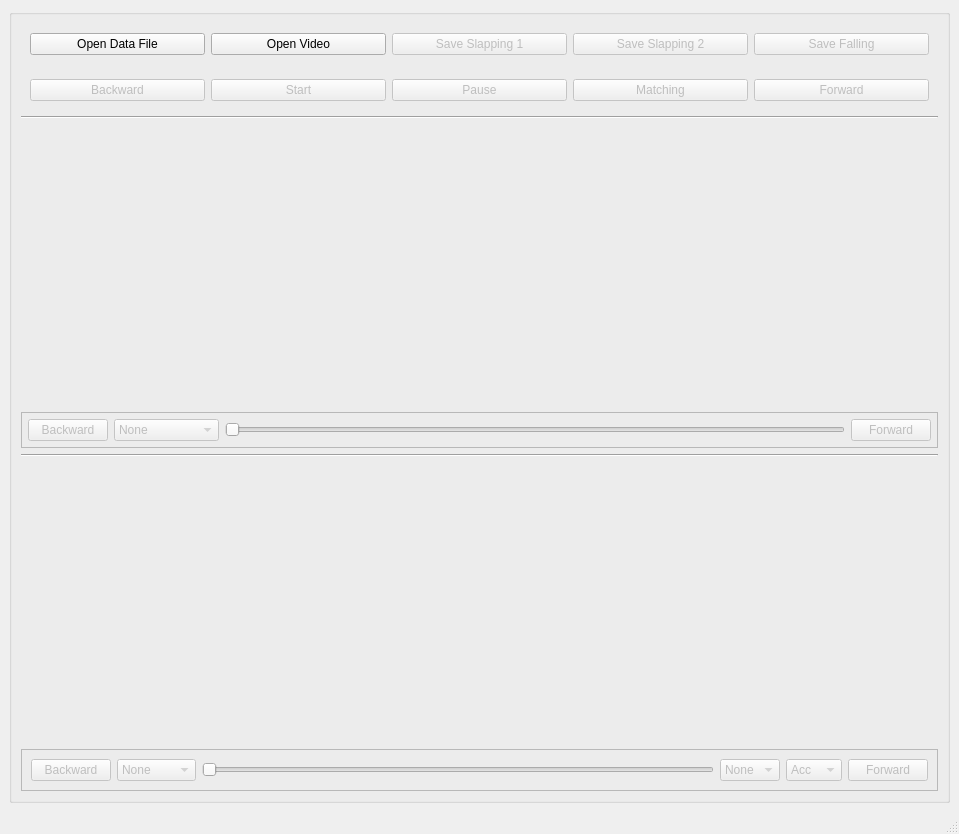
Old version of the form MainForm.ui in the repository Mossujirat/Video-Graph-Player.
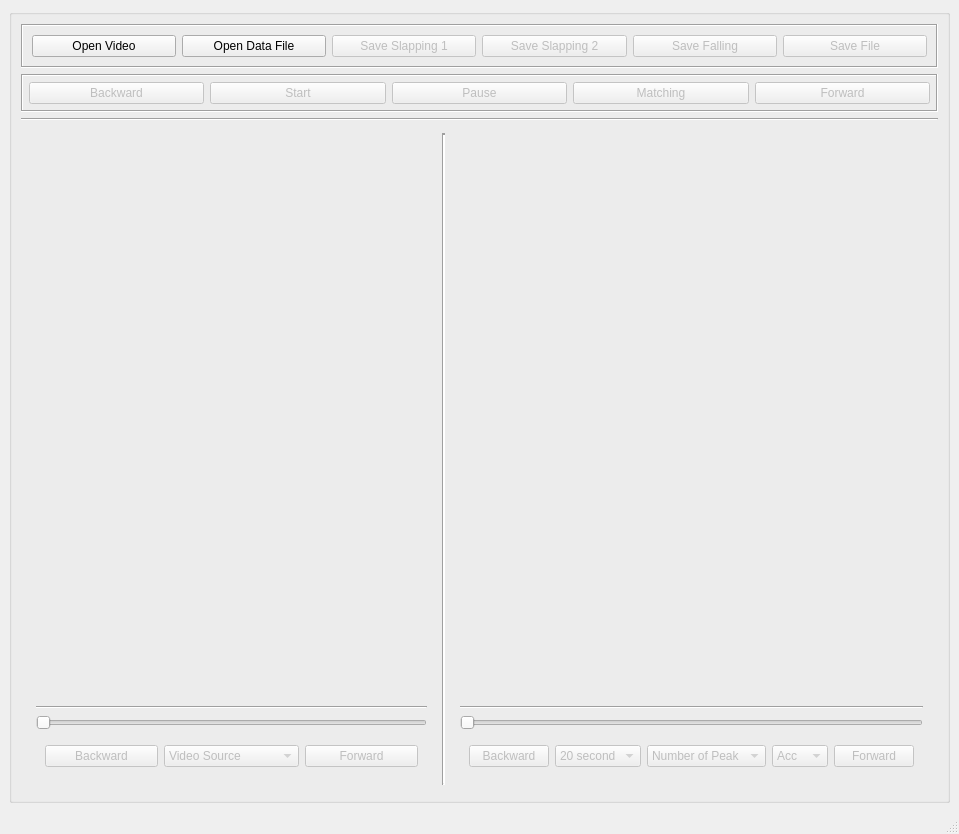
New version of the form.

Diff of the .ui file:
```diff
--- a/MainForm.ui
+++ b/MainForm.ui
@@ -16,7 +16,7 @@
   <widget class="QWidget" name="centralwidget">
    <layout class="QHBoxLayout" name="horizontalLayout">
     <item>
-     <widget class="QGroupBox" name="groupBox_5">
+     <widget class="QGroupBox" name="MainArea">
       <property name="enabled">
        <bool>true</bool>
       </property>
@@ -41,17 +41,13 @@
            <verstretch>0</verstretch>
           </sizepolicy>
          </property>
+         <property name="frameShape">
+          <enum>QFrame::Box</enum>
+         </property>
+         <property name="frameShadow">
+          <enum>QFrame::Sunken</enum>
+         </property>
          <layout class="QHBoxLayout" name="horizontalLayout_5">
-          <item>
-           <widget class="QPushButton" name="fileButton">
-            <property name="focusPolicy">
-             <enum>Qt::NoFocus</enum>
-            </property>
-            <property name="text">
-             <string>Open Data File</string>
-            </property>
-           </widget>
-          </item>
           <item>
            <widget class="QPushButton" name="openButton">
             <property name="enabled">
@@ -65,6 +61,16 @@
             </property>
            </widget>
           </item>
+          <item>
+           <widget class="QPushButton" name="fileButton">
+            <property name="focusPolicy">
+             <enum>Qt::NoFocus</enum>
+            </property>
+            <property name="text">
+             <string>Open Data File</string>
+            </property>
+           </widget>
+          </item>
           <item>
            <widget class="QPushButton" name="slapButton">
             <property name="enabled">
@@ -95,6 +101,16 @@
             </property>
            </widget>
           </item>
+          <item>
+           <widget class="QPushButton" name="saveButton">
+            <property name="enabled">
+             <bool>false</bool>
+            </property>
+            <property name="text">
+             <string>Save File</string>
+            </property>
+           </widget>
+          </item>
          </layout>
         </widget>
        </item>
@@ -106,7 +122,25 @@
            <verstretch>0</verstretch>
           </sizepolicy>
          </property>
-         <layout class="QHBoxLayout" name="horizontalLayout_4">
+         <property name="frameShape">
+          <enum>QFrame::Box</enum>
+         </property>
+         <property name="frameShadow">
+          <enum>QFrame::Sunken</enum>
+         </property>
+         <layout class="QHBoxLayout" name="horizontalLayout_6">
+          <property name="leftMargin">
+           <number>6</number>
+          </property>
+          <property name="topMargin">
+           <number>6</number>
+          </property>
+          <property name="rightMargin">
+           <number>6</number>
+          </property>
+          <property name="bottomMargin">
+           <number>6</number>
+          </property>
           <item>
            <widget class="QPushButton" name="backwardButton">
             <property name="enabled">
@@ -122,12 +156,6 @@
             <property name="enabled">
              <bool>false</bool>
             </property>
-            <property name="focusPolicy">
-             <enum>Qt::NoFocus</enum>
-            </property>
-            <property name="acceptDrops">
-             <bool>false</bool>
-            </property>
             <property name="text">
              <string>Start</string>
             </property>
@@ -138,9 +166,6 @@
             <property name="enabled">
              <bool>false</bool>
             </property>
-            <property name="focusPolicy">
-             <enum>Qt::NoFocus</enum>
-            </property>
             <property name="text">
              <string>Pause</string>
             </property>
@@ -170,12 +195,30 @@
         </widget>
        </item>
        <item>
-        <widget class="Line" name="line">
+        <widget class="Line" name="line_2">
          <property name="orientation">
           <enum>Qt::Horizontal</enum>
          </property>
         </widget>
        </item>
+       <item>
+        <widget class="QWidget" name="mainarea3" native="true">
+         <layout class="QHBoxLayout" name="horizontalLayout_2">
+          <property name="leftMargin">
+           <number>6</number>
+          </property>
+          <property name="topMargin">
+           <number>6</number>
+          </property>
+          <property name="rightMargin">
+           <number>6</number>
+          </property>
+          <property name="bottomMargin">
+           <number>6</number>
+          </property>
+          <item>
+           <widget class="QWidget" name="videoArea" native="true">
+            <layout class="QVBoxLayout" name="verticalLayout_3">
        <item>
         <widget class="QLabel" name="VideoImage">
          <property name="sizePolicy">
@@ -187,8 +230,22 @@
          <property name="text">
           <string/>
          </property>
-         <property name="alignment">
-          <set>Qt::AlignCenter</set>
+              </widget>
+             </item>
+             <item>
+              <widget class="Line" name="line_3">
+               <property name="orientation">
+                <enum>Qt::Horizontal</enum>
+               </property>
+              </widget>
+             </item>
+             <item>
+              <widget class="QSlider" name="horizontalSlider_video">
+               <property name="enabled">
+                <bool>false</bool>
+               </property>
+               <property name="orientation">
+                <enum>Qt::Horizontal</enum>
          </property>
         </widget>
        </item>
@@ -200,25 +257,7 @@
            <verstretch>0</verstretch>
           </sizepolicy>
          </property>
-         <property name="frameShape">
-          <enum>QFrame::StyledPanel</enum>
-         </property>
-         <property name="frameShadow">
-          <enum>QFrame::Raised</enum>
-         </property>
-         <layout class="QHBoxLayout" name="horizontalLayout_3">
-          <property name="leftMargin">
-           <number>6</number>
-          </property>
-          <property name="topMargin">
-           <number>6</number>
-          </property>
-          <property name="rightMargin">
-           <number>6</number>
-          </property>
-          <property name="bottomMargin">
-           <number>6</number>
-          </property>
+               <layout class="QHBoxLayout" name="horizontalLayout_4">
           <item>
            <widget class="QPushButton" name="backwardButton_video">
             <property name="enabled">
@@ -236,31 +275,21 @@
             </property>
             <item>
              <property name="text">
-              <string>None</string>
+                    <string>Video Source</string>
              </property>
             </item>
             <item>
              <property name="text">
-              <string>slow 1000 fps</string>
+                    <string>sony slow motion</string>
              </property>
             </item>
             <item>
              <property name="text">
-              <string>iphone</string>
+                    <string>iphone slow motion</string>
              </property>
             </item>
            </widget>
           </item>
-          <item>
-           <widget class="QSlider" name="horizontalSlider_video">
-            <property name="enabled">
-             <bool>false</bool>
-            </property>
-            <property name="orientation">
-             <enum>Qt::Horizontal</enum>
-            </property>
-           </widget>
-          </item>
           <item>
            <widget class="QPushButton" name="forwardButton_video">
             <property name="enabled">
@@ -274,38 +303,55 @@
          </layout>
         </widget>
        </item>
+            </layout>
+           </widget>
+          </item>
        <item>
-        <widget class="Line" name="line_2">
+           <widget class="Line" name="line">
+            <property name="sizePolicy">
+             <sizepolicy hsizetype="Preferred" vsizetype="Minimum">
+              <horstretch>0</horstretch>
+              <verstretch>0</verstretch>
+             </sizepolicy>
+            </property>
+            <property name="frameShadow">
+             <enum>QFrame::Sunken</enum>
+            </property>
+            <property name="lineWidth">
+             <number>2</number>
+            </property>
          <property name="orientation">
-          <enum>Qt::Horizontal</enum>
+             <enum>Qt::Vertical</enum>
          </property>
         </widget>
        </item>
+          <item>
+           <widget class="QWidget" name="graphArea" native="true">
+            <layout class="QVBoxLayout" name="verticalLayout_2">
        <item>
         <widget class="QLabel" name="GraphImage">
-         <property name="sizePolicy">
-          <sizepolicy hsizetype="Preferred" vsizetype="Maximum">
-           <horstretch>0</horstretch>
-           <verstretch>0</verstretch>
-          </sizepolicy>
-         </property>
-         <property name="minimumSize">
-          <size>
-           <width>0</width>
-           <height>200</height>
-          </size>
-         </property>
-         <property name="maximumSize">
-          <size>
-           <width>16777215</width>
-           <height>300</height>
-          </size>
-         </property>
          <property name="text">
           <string/>
          </property>
         </widget>
        </item>
+             <item>
+              <widget class="Line" name="line_4">
+               <property name="orientation">
+                <enum>Qt::Horizontal</enum>
+               </property>
+              </widget>
+             </item>
+             <item>
+              <widget class="QSlider" name="horizontalSlider_graph">
+               <property name="enabled">
+                <bool>false</bool>
+               </property>
+               <property name="orientation">
+                <enum>Qt::Horizontal</enum>
+               </property>
+              </widget>
+             </item>
        <item>
         <widget class="QFrame" name="menu_graph">
          <property name="sizePolicy">
@@ -315,12 +361,12 @@
           </sizepolicy>
          </property>
          <property name="frameShape">
-          <enum>QFrame::StyledPanel</enum>
-         </property>
-         <property name="frameShadow">
-          <enum>QFrame::Raised</enum>
-         </property>
-         <layout class="QHBoxLayout" name="horizontalLayout_2">
+                <enum>QFrame::NoFrame</enum>
+               </property>
+               <property name="lineWidth">
+                <number>1</number>
+               </property>
+               <layout class="QHBoxLayout" name="horizontalLayout_3">
           <item>
            <widget class="QPushButton" name="backwardButton_graph">
             <property name="enabled">
@@ -338,7 +384,7 @@
             </property>
             <item>
              <property name="text">
-              <string>None</string>
+                    <string>20 second</string>
              </property>
             </item>
             <item>
@@ -353,43 +399,6 @@
             </item>
            </widget>
           </item>
-          <item>
-           <widget class="QSlider" name="horizontalSlider_graph">
-            <property name="enabled">
-             <bool>false</bool>
-            </property>
-            <property name="baseSize">
-             <size>
-              <width>10</width>
-              <height>10</height>
-             </size>
-            </property>
-            <property name="mouseTracking">
-             <bool>true</bool>
-            </property>
-            <property name="focusPolicy">
-             <enum>Qt::StrongFocus</enum>
-            </property>
-            <property name="statusTip">
-             <string/>
-            </property>
-            <property name="tracking">
-             <bool>true</bool>
-            </property>
-            <property name="orientation">
-             <enum>Qt::Horizontal</enum>
-            </property>
-            <property name="invertedAppearance">
-             <bool>false</bool>
-            </property>
-            <property name="invertedControls">
-             <bool>false</bool>
-            </property>
-            <property name="tickPosition">
-             <enum>QSlider::NoTicks</enum>
-            </property>
-           </widget>
-          </item>
           <item>
            <widget class="QComboBox" name="comboBox_peak">
             <property name="enabled">
@@ -397,22 +406,22 @@
             </property>
             <item>
              <property name="text">
-              <string>None</string>
+                    <string>Number of Peak</string>
              </property>
             </item>
             <item>
              <property name="text">
-              <string>1</string>
+                    <string>Peak 1</string>
              </property>
             </item>
             <item>
              <property name="text">
-              <string>2</string>
+                    <string>Peak 2</string>
              </property>
             </item>
             <item>
              <property name="text">
-              <string>3</string>
+                    <string>Peak 3</string>
              </property>
             </item>
            </widget>
@@ -442,6 +451,12 @@
             <property name="text">
              <string>Forward</string>
             </property>
+                 </widget>
+                </item>
+               </layout>
+              </widget>
+             </item>
+            </layout>
            </widget>
           </item>
          </layout>
```
Lines whose indentation alone changed are shown as unchanged.
